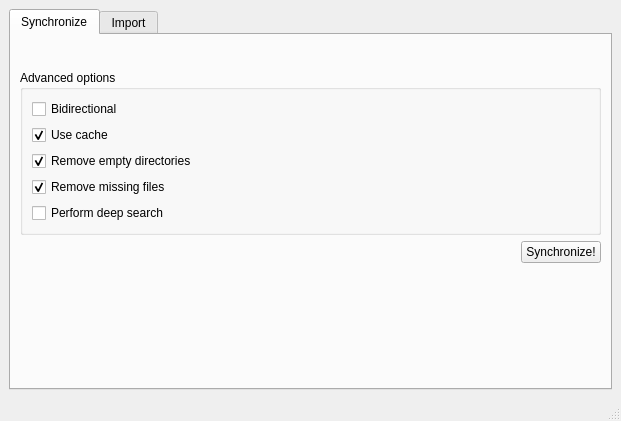
First picture: the form in widgetgui/spdrguimainwindow.ui, repository sierdzio/spdr, before the edit.
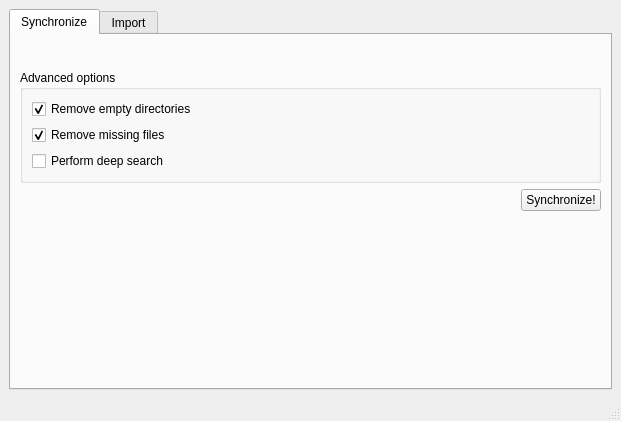
Second picture: the form after the edit.

Commit message: Remove unused flags: Cache and Bidirectional. Implement SpdrSynchronize::DeepSearch.

```diff
--- a/widgetgui/spdrguimainwindow.ui
+++ b/widgetgui/spdrguimainwindow.ui
@@ -54,23 +54,6 @@
            <string>Advanced options</string>
           </property>
           <layout class="QVBoxLayout" name="verticalLayout">
-           <item>
-            <widget class="QCheckBox" name="checkBoxBidirectional">
-             <property name="text">
-              <string>Bidirectional</string>
-             </property>
-            </widget>
-           </item>
-           <item>
-            <widget class="QCheckBox" name="checkBoxCache">
-             <property name="text">
-              <string>Use cache</string>
-             </property>
-             <property name="checked">
-              <bool>true</bool>
-             </property>
-            </widget>
-           </item>
            <item>
             <widget class="QCheckBox" name="checkBoxRemoveEmptyDirectiories">
              <property name="text">
```
Left out of the diff: 2 changed lines with no effect on the pictures. The commit also changes 7 other files.
